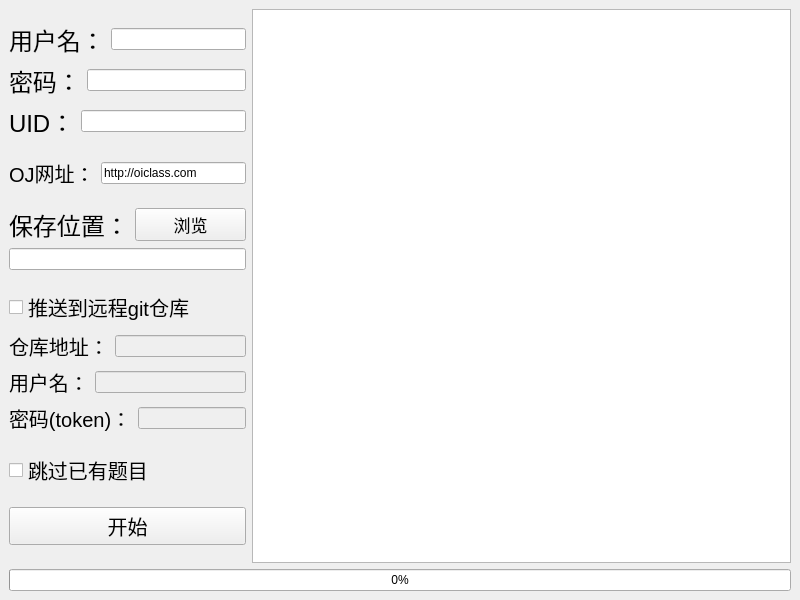
Lixuannan/Fish, file mainwindow.ui: the form before one commit.
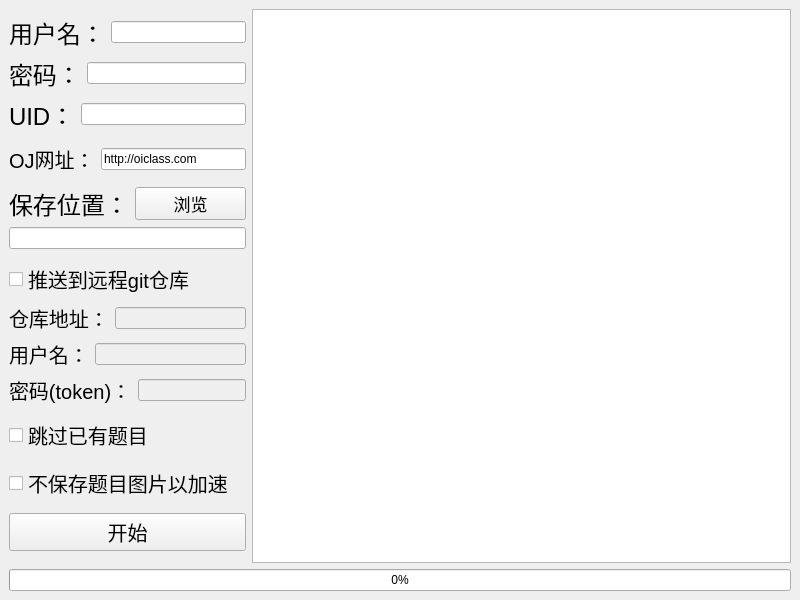
The form after the commit.

```diff
--- a/mainwindow.ui
+++ b/mainwindow.ui
@@ -380,6 +380,24 @@
           </property>
          </widget>
         </item>
+        <item>
+         <widget class="QCheckBox" name="do_not_save_snapshots">
+          <property name="sizePolicy">
+           <sizepolicy hsizetype="Preferred" vsizetype="Fixed">
+            <horstretch>0</horstretch>
+            <verstretch>0</verstretch>
+           </sizepolicy>
+          </property>
+          <property name="font">
+           <font>
+            <pointsize>15</pointsize>
+           </font>
+          </property>
+          <property name="text">
+           <string>不保存题目图片以加速</string>
+          </property>
+         </widget>
+        </item>
         <item>
          <widget class="QPushButton" name="start_button">
           <property name="enabled">
```
